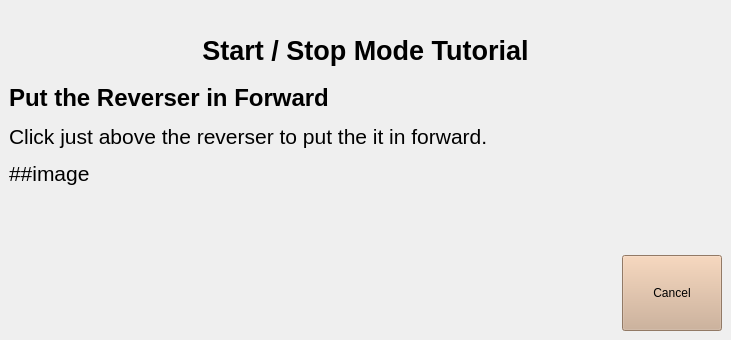
Old version of the form start.6.ui in the repository oualline/trolley.sim.
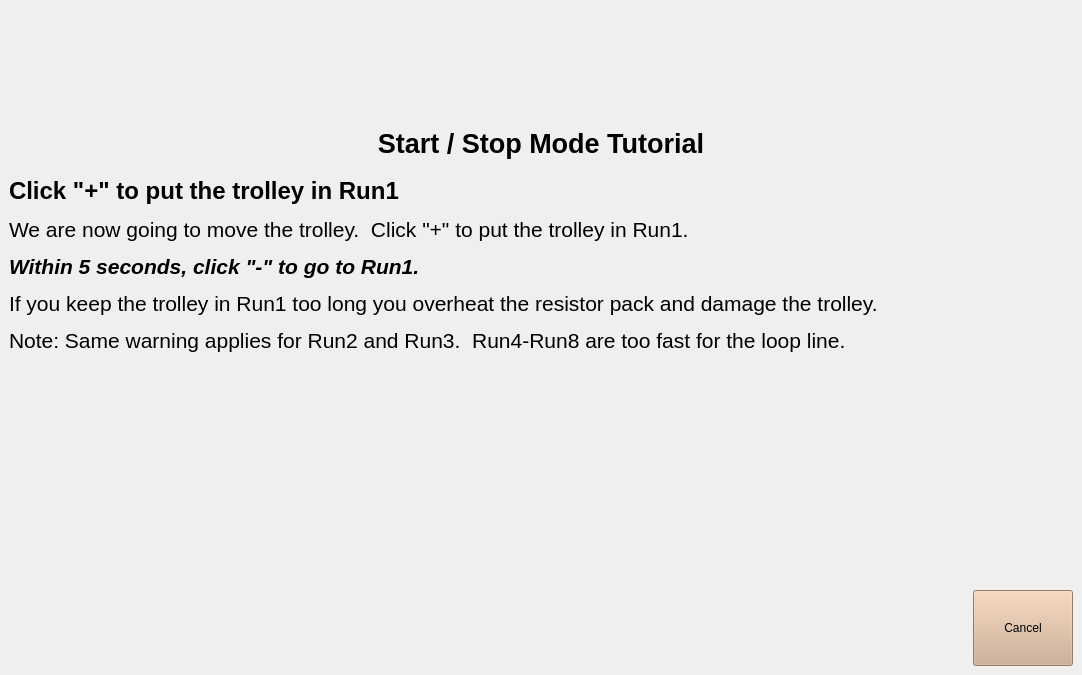
New version of the form. Icons and pictures are not drawn.

Commit message: Start/Stop tutorial almost working

Diff of the .ui file:
```diff
--- a/start.6.ui
+++ b/start.6.ui
@@ -9,8 +9,8 @@
    <rect>
     <x>0</x>
     <y>0</y>
-    <width>731</width>
-    <height>340</height>
+    <width>1082</width>
+    <height>675</height>
    </rect>
   </property>
   <property name="windowTitle">
@@ -28,9 +28,13 @@
 p, li { white-space: pre-wrap; }
 &lt;/style&gt;&lt;/head&gt;&lt;body style=&quot; font-family:'Ubuntu'; font-size:16pt; font-weight:400; font-style:normal;&quot;&gt;
 &lt;p align=&quot;center&quot; style=&quot; margin-top:12px; margin-bottom:12px; margin-left:0px; margin-right:0px; -qt-block-indent:0; text-indent:0px;&quot;&gt;&lt;span style=&quot; font-size:20pt; font-weight:600;&quot;&gt;Start / Stop Mode Tutorial&lt;/span&gt;&lt;/p&gt;
-&lt;h1 style=&quot; margin-top:18px; margin-bottom:12px; margin-left:0px; margin-right:0px; -qt-block-indent:0; text-indent:0px;&quot;&gt;&lt;span style=&quot; font-size:xx-large; font-weight:600;&quot;&gt;Put the Reverser in Forward&lt;/span&gt;&lt;/h1&gt;
-&lt;p style=&quot; margin-top:12px; margin-bottom:12px; margin-left:0px; margin-right:0px; -qt-block-indent:0; text-indent:0px;&quot;&gt;Click just above the reverser to put the it in forward.&lt;/p&gt;
-&lt;p style=&quot; margin-top:12px; margin-bottom:12px; margin-left:0px; margin-right:0px; -qt-block-indent:0; text-indent:0px;&quot;&gt;##image &lt;/p&gt;
+&lt;h1 style=&quot; margin-top:18px; margin-bottom:12px; margin-left:0px; margin-right:0px; -qt-block-indent:0; text-indent:0px;&quot;&gt;&lt;span style=&quot; font-size:xx-large; font-weight:600;&quot;&gt;Click &amp;quot;+&amp;quot; to put the trolley in Run1 &lt;/span&gt;&lt;/h1&gt;
+&lt;p style=&quot; margin-top:12px; margin-bottom:12px; margin-left:0px; margin-right:0px; -qt-block-indent:0; text-indent:0px;&quot;&gt;We are now going to move the trolley.  Click &amp;quot;+&amp;quot; to put the trolley in Run1.&lt;/p&gt;
+&lt;p style=&quot; margin-top:12px; margin-bottom:12px; margin-left:0px; margin-right:0px; -qt-block-indent:0; text-indent:0px;&quot;&gt;&lt;span style=&quot; font-weight:600; font-style:italic;&quot;&gt;Within 5 seconds, click &amp;quot;-&amp;quot; to go to Run1.&lt;/span&gt;&lt;/p&gt;
+&lt;p style=&quot; margin-top:12px; margin-bottom:12px; margin-left:0px; margin-right:0px; -qt-block-indent:0; text-indent:0px;&quot;&gt;If you keep the trolley in Run1 too long you overheat the resistor pack and damage the trolley.&lt;/p&gt;
+&lt;p style=&quot; margin-top:12px; margin-bottom:12px; margin-left:0px; margin-right:0px; -qt-block-indent:0; text-indent:0px;&quot;&gt;Note: Same warning applies for Run2 and Run3.  Run4-Run8 are too fast for the loop line.&lt;/p&gt;
+&lt;p style=&quot;-qt-paragraph-type:empty; margin-top:12px; margin-bottom:12px; margin-left:0px; margin-right:0px; -qt-block-indent:0; text-indent:0px;&quot;&gt;&lt;br /&gt;&lt;/p&gt;
+&lt;p style=&quot; margin-top:12px; margin-bottom:12px; margin-left:0px; margin-right:0px; -qt-block-indent:0; text-indent:0px;&quot;&gt;&lt;img src=&quot;image/run1-5-0&quot; /&gt;&lt;/p&gt;
 &lt;p style=&quot;-qt-paragraph-type:empty; margin-top:12px; margin-bottom:12px; margin-left:0px; margin-right:0px; -qt-block-indent:0; text-indent:0px;&quot;&gt;&lt;br /&gt;&lt;/p&gt;&lt;/body&gt;&lt;/html&gt;</string>
         </property>
         <property name="wordWrap">
```
Left out of the diff: 2 changed lines with no effect on the pictures. The commit also changes 20 other files.
